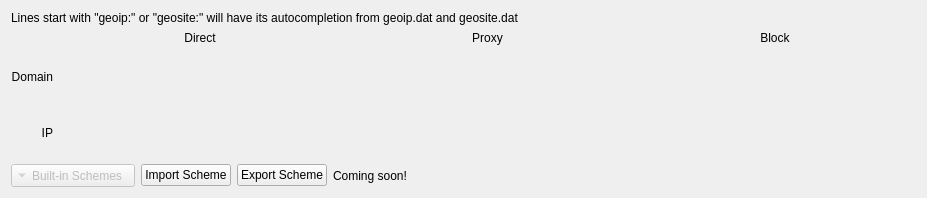
Above: src/ui/widgets/RouteSettingsMatrix.ui from Qv2ray/Qv2ray before the change. Below: the same form after it.
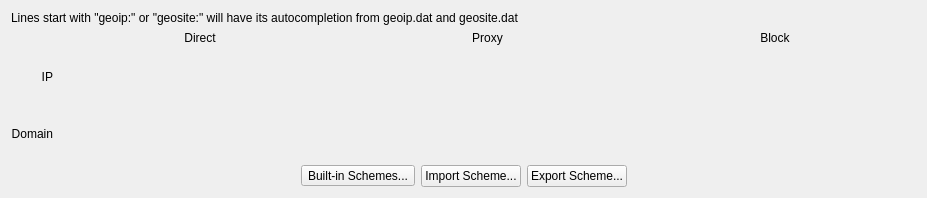
That is the form after the change.

Commit message: embed some schemes

Patch:
```diff
--- a/src/ui/widgets/RouteSettingsMatrix.ui
+++ b/src/ui/widgets/RouteSettingsMatrix.ui
@@ -22,38 +22,18 @@
     </widget>
    </item>
    <item>
-    <layout class="QGridLayout" name="gridLayout" rowstretch="0,1,1" columnstretch="0,1,1,1">
-     <item row="0" column="1">
-      <widget class="QLabel" name="label_80">
-       <property name="text">
-        <string>Direct</string>
-       </property>
-       <property name="alignment">
-        <set>Qt::AlignCenter</set>
-       </property>
-      </widget>
-     </item>
-     <item row="0" column="2">
-      <widget class="QLabel" name="label_81">
-       <property name="text">
-        <string>Proxy</string>
-       </property>
-       <property name="alignment">
-        <set>Qt::AlignCenter</set>
-       </property>
-      </widget>
-     </item>
-     <item row="0" column="3">
-      <widget class="QLabel" name="label_82">
-       <property name="text">
-        <string>Block</string>
-       </property>
-       <property name="alignment">
-        <set>Qt::AlignCenter</set>
-       </property>
-      </widget>
-     </item>
+    <layout class="QGridLayout" name="gridLayout" rowstretch="0,1,1" columnstretch="0,1,1,1,0">
      <item row="1" column="0">
+      <widget class="QLabel" name="label_2">
+       <property name="text">
+        <string>IP</string>
+       </property>
+       <property name="alignment">
+        <set>Qt::AlignRight|Qt::AlignTrailing|Qt::AlignVCenter</set>
+       </property>
+      </widget>
+     </item>
+     <item row="2" column="0">
       <widget class="QLabel" name="label">
        <property name="text">
         <string>Domain</string>
@@ -64,41 +44,74 @@
       </widget>
      </item>
      <item row="1" column="1">
+      <layout class="QGridLayout" name="directIPLayout"/>
+     </item>
+     <item row="2" column="1">
       <layout class="QGridLayout" name="directTxtLayout"/>
      </item>
      <item row="1" column="2">
+      <layout class="QGridLayout" name="proxyIPLayout"/>
+     </item>
+     <item row="2" column="2">
       <layout class="QGridLayout" name="proxyTxtLayout"/>
      </item>
      <item row="1" column="3">
-      <layout class="QGridLayout" name="blockTxtLayout"/>
-     </item>
-     <item row="2" column="0">
-      <widget class="QLabel" name="label_2">
-       <property name="text">
-        <string>IP</string>
-       </property>
-       <property name="alignment">
-        <set>Qt::AlignRight|Qt::AlignTrailing|Qt::AlignVCenter</set>
-       </property>
-      </widget>
-     </item>
-     <item row="2" column="1">
-      <layout class="QGridLayout" name="directIPLayout"/>
-     </item>
-     <item row="2" column="2">
-      <layout class="QGridLayout" name="proxyIPLayout"/>
-     </item>
-     <item row="2" column="3">
       <layout class="QGridLayout" name="blockIPLayout"/>
      </item>
+     <item row="2" column="3">
+      <layout class="QGridLayout" name="blockTxtLayout"/>
+     </item>
+     <item row="0" column="1">
+      <widget class="QLabel" name="label_80">
+       <property name="text">
+        <string>Direct</string>
+       </property>
+       <property name="alignment">
+        <set>Qt::AlignCenter</set>
+       </property>
+      </widget>
+     </item>
+     <item row="0" column="2">
+      <widget class="QLabel" name="label_81">
+       <property name="text">
+        <string>Proxy</string>
+       </property>
+       <property name="alignment">
+        <set>Qt::AlignCenter</set>
+       </property>
+      </widget>
+     </item>
+     <item row="0" column="3">
+      <widget class="QLabel" name="label_82">
+       <property name="text">
+        <string>Block</string>
+       </property>
+       <property name="alignment">
+        <set>Qt::AlignCenter</set>
+       </property>
+      </widget>
+     </item>
     </layout>
    </item>
    <item>
     <layout class="QHBoxLayout" name="horizontalLayout">
      <item>
-      <widget class="QToolButton" name="toolButton_3">
+      <spacer name="horizontalSpacer_2">
+       <property name="orientation">
+        <enum>Qt::Horizontal</enum>
+       </property>
+       <property name="sizeHint" stdset="0">
+        <size>
+         <width>40</width>
+         <height>20</height>
+        </size>
+       </property>
+      </spacer>
+     </item>
+     <item>
+      <widget class="QToolButton" name="builtInSchemeBtn">
        <property name="enabled">
-        <bool>false</bool>
+        <bool>true</bool>
        </property>
        <property name="contextMenuPolicy">
         <enum>Qt::CustomContextMenu</enum>
@@ -107,7 +120,7 @@
         <string>Use built-in route schemes</string>
        </property>
        <property name="text">
-        <string>Built-in Schemes</string>
+        <string>Built-in Schemes...</string>
        </property>
        <property name="popupMode">
         <enum>QToolButton::InstantPopup</enum>
@@ -116,7 +129,7 @@
         <enum>Qt::ToolButtonTextBesideIcon</enum>
        </property>
        <property name="arrowType">
-        <enum>Qt::DownArrow</enum>
+        <enum>Qt::NoArrow</enum>
        </property>
       </widget>
      </item>
@@ -129,7 +142,7 @@
         <string>Import route scheme from file</string>
        </property>
        <property name="text">
-        <string>Import Scheme</string>
+        <string>Import Scheme...</string>
        </property>
       </widget>
      </item>
@@ -142,14 +155,7 @@
         <string>Export route scheme to file</string>
        </property>
        <property name="text">
-        <string>Export Scheme</string>
-       </property>
-      </widget>
-     </item>
-     <item>
-      <widget class="QLabel" name="label_4">
-       <property name="text">
-        <string>Coming soon!</string>
+        <string>Export Scheme...</string>
        </property>
       </widget>
      </item>
```
The commit also changes 2 other files.
